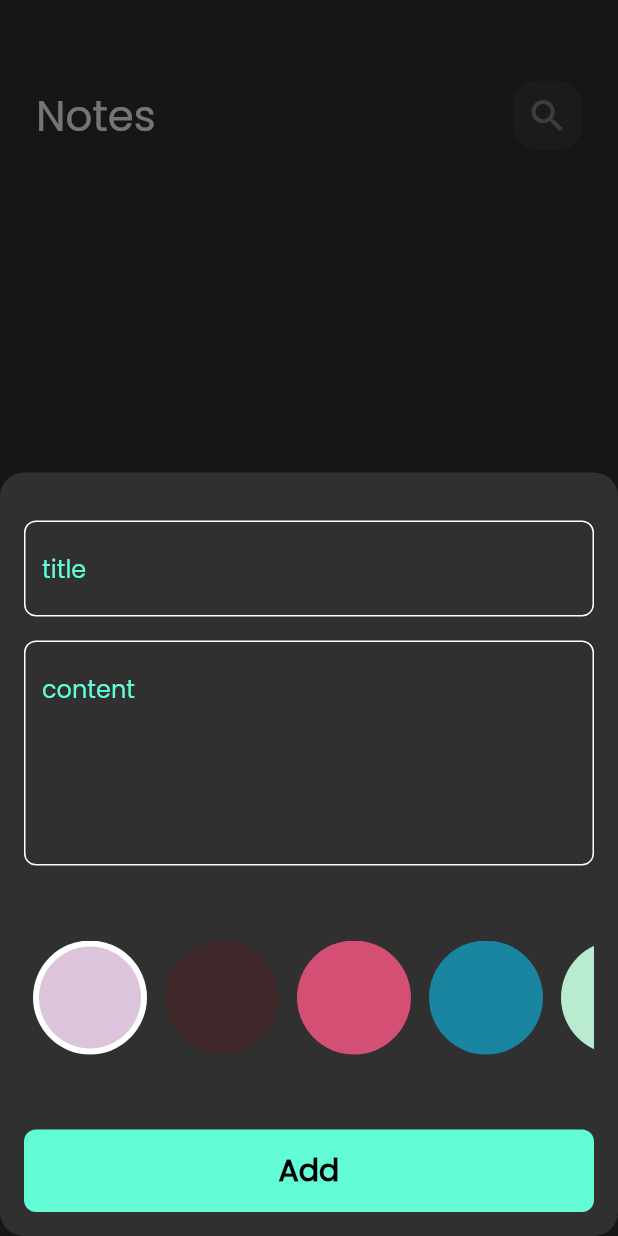
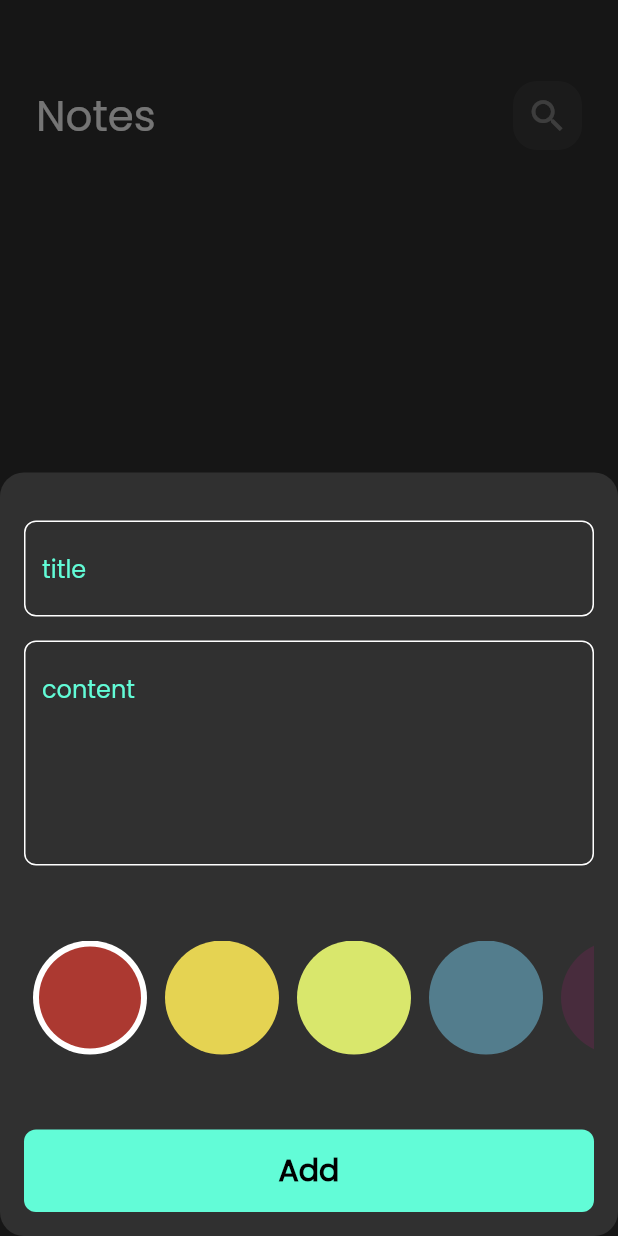
Before and after one commit to Keroloskhaled10/notes_app, a Flutter app: the screen it shows after launch, after a tap on the "add" icon, on a phone screen of 412 x 824 dp. Run offline on Flutter 3.47's test engine with Material 3 defaults, Android fonts, the phone set to English and light mode, and no system bars; our stand-ins replace bloc, flutter_bloc, font_awesome_flutter, hive, hive_flutter; accounts and stored records are empty.

Commit message:
edit note color list

```diff
--- a/lib/constants.dart
+++ b/lib/constants.dart
@@ -2,3 +2,10 @@ import 'dart:ui';
 
 const kPrimaryColor = Color(0xff62FCD7);
 const kNotesBox = 'notes_box';
+List<Color> kColors = const [
+  Color(0xffAC3931),
+  Color(0xffE5D352),
+  Color(0xffD9E76C),
+  Color(0xff537D8D),
+  Color(0xff482C3D),
+];
--- a/lib/cubits/Add _note_cubit/add_note_cubit.dart
+++ b/lib/cubits/Add _note_cubit/add_note_cubit.dart
@@ -1,4 +1,5 @@
 import 'package:bloc/bloc.dart';
+import 'package:flutter/material.dart';
 import 'package:hive_flutter/adapters.dart';
 import 'package:meta/meta.dart';
 import 'package:notes_app/constants.dart';
@@ -9,7 +10,9 @@ part 'add_note_state.dart';
 class AddNoteCubit extends Cubit<AddNoteState> {
   AddNoteCubit() : super(AddNoteInitial());
 
+  Color color = const Color(0xffAC3931);
   addNote(NoteModel note) async {
+    note.color = color.value;
     emit(AddNoteLoading());
     try {
       var noteBox = Hive.box<NoteModel>(kNotesBox);
--- a/lib/views/widgets/colors_list_view.dart
+++ b/lib/views/widgets/colors_list_view.dart
@@ -1,4 +1,7 @@
 import 'package:flutter/material.dart';
+import 'package:flutter_bloc/flutter_bloc.dart';
+import 'package:notes_app/constants.dart';
+import 'package:notes_app/cubits/Add%20_note_cubit/add_note_cubit.dart';
 
 class ColorItem extends StatelessWidget {
   const ColorItem({super.key, required this.isActive, required this.color});
@@ -28,19 +31,13 @@ class ColorsListView extends StatefulWidget {
 
 class _ColorsListViewState extends State<ColorsListView> {
   int currentIndex = 0;
-  List<Color> colors = [
-    const Color(0xffDDC4DD),
-    const Color(0xff3F292B),
-    const Color(0xffD34F73),
-    const Color(0xff1985A1),
-    const Color(0xffB8EBD0),
-  ];
+
   @override
   Widget build(BuildContext context) {
     return SizedBox(
       height: 38 * 2,
       child: ListView.builder(
-        itemCount: colors.length,
+        itemCount: kColors.length,
         scrollDirection: Axis.horizontal,
         itemBuilder: (context, index) {
           return Padding(
@@ -48,10 +45,11 @@ class _ColorsListViewState extends State<ColorsListView> {
             child: GestureDetector(
               onTap: () {
                 currentIndex = index;
+                BlocProvider.of<AddNoteCubit>(context).color = kColors[index];
                 setState(() {});
               },
               child: ColorItem(
-                color: colors[index],
+                color: kColors[index],
                 isActive: currentIndex == index,
               ),
             ),
```
Also changed, not shown: lib/views/widgets/edit_note_color_list.dart (added, +49 -0 lines), lib/views/widgets/edite_note_view_body.dart (+11 -1 lines).
